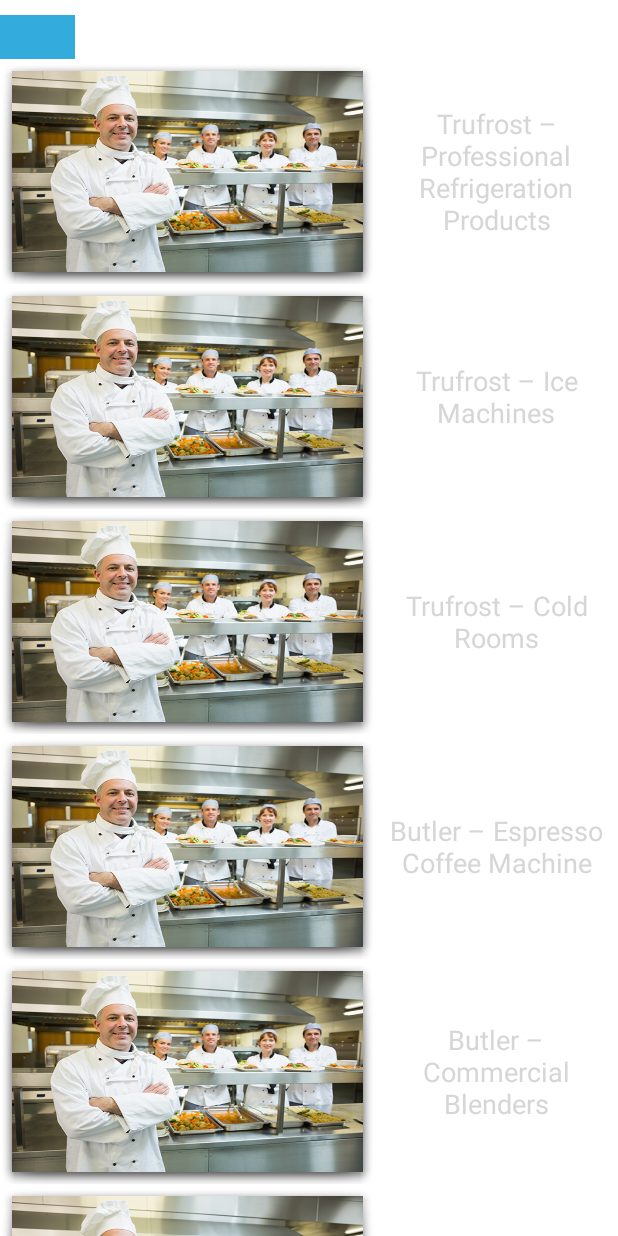
After one commit to Vjcodemaster/Trufrost, an Android app: the fragment FirstSubCategoryFragment placed in its activity, on a phone screen of 412 x 824 dp. The commit adds this screen. Run offline under Robolectric (Android 15) with nearby library versions, the phone set to English and light mode, and no system bars; our stand-ins replace Volley; network calls fail.

Commit message:
Change Log: **added FirstSubCategory adapter and fragment to create new screen as per latest requirement.

```diff
--- a/app/src/main/java/app_utility/DatabaseHandler.java
+++ b/app/src/main/java/app_utility/DatabaseHandler.java
@@ -73,6 +73,12 @@
     private static final String KEY_INDIVIDUAL_PRODUCT_IMAGES_PATH = "KEY_INDIVIDUAL_PRODUCT_IMAGES_PATH";
 
     private static final String KEY_INDIVIDUAL_PRODUCT_TAGS = "KEY_INDIVIDUAL_PRODUCT_TAGS";
+
+    private static final String KEY_FIRST_SUB_CATEGORY_NAMES = "KEY_FIRST_SUB_CATEGORY_NAMES";
+
+    private static final String KEY_FIRST_SUB_CATEGORY_IMAGES_LINK = "KEY_FIRST_SUB_CATEGORY_IMAGES_LINK";
+
+    private static final String KEY_FIRST_SUB_CATEGORY_IMAGES_PATH = "KEY_FIRST_SUB_CATEGORY_IMAGES_PATH";
 
     private static final String KEY_INDIVIDUAL_PRODUCT_VARIANT_NAMES = "KEY_INDIVIDUAL_PRODUCT_VARIANT_NAMES";
 
--- /dev/null
+++ b/app/src/main/java/app_utility/FirstSubCategoryRVAdapter.java
@@ -0,0 +1,75 @@
+package app_utility;
+
+import android.content.Context;
+import android.view.LayoutInflater;
+import android.view.View;
+import android.view.ViewGroup;
+import android.widget.ImageView;
+import android.widget.TextView;
+
+import androidx.annotation.NonNull;
+import androidx.recyclerview.widget.RecyclerView;
+
+import com.autochip.trufrost.HomeScreenActivity;
+import com.autochip.trufrost.R;
+
+import java.util.ArrayList;
+
+public class FirstSubCategoryRVAdapter extends RecyclerView.Adapter<FirstSubCategoryRVAdapter.SubCategoryItemTabHolder> {
+
+    RecyclerView recyclerView;
+    Context context;
+    ArrayList<String> alFirstSubCategoryNames;
+
+    public FirstSubCategoryRVAdapter(Context context, RecyclerView recyclerView,ArrayList<String> alFirstSubCategoryNames){
+        this.context = context;
+        this.recyclerView = recyclerView;
+        this.alFirstSubCategoryNames = alFirstSubCategoryNames;
+    }
+
+    @NonNull
+    @Override
+    public SubCategoryItemTabHolder onCreateViewHolder(@NonNull ViewGroup parent, int viewType) {
+        View view = LayoutInflater.from(parent.getContext()).inflate(R.layout.rv_first_sub_category, parent, false);
+
+        return new FirstSubCategoryRVAdapter.SubCategoryItemTabHolder(view);
+    }
+
+    @Override
+    public void onBindViewHolder(@NonNull final SubCategoryItemTabHolder holder, final int position) {
+        holder.ivCategoryImage.setImageDrawable(context.getResources().getDrawable(R.drawable.commercial_kitchen));
+        holder.tvCategoryName.setText(alFirstSubCategoryNames.get(position));
+
+        holder.ivCategoryImage.setOnClickListener(new View.OnClickListener() {
+            @Override
+            public void onClick(View v) {
+                HomeScreenActivity.onFragmentInteractionListener.onFragmentMessage("OPEN_SUB_CATEGORY_FRAGMENT_NEW", position, "", holder.tvCategoryName.getText().toString());
+            }
+        });
+
+        holder.tvCategoryName.setOnClickListener(new View.OnClickListener() {
+            @Override
+            public void onClick(View v) {
+                HomeScreenActivity.onFragmentInteractionListener.onFragmentMessage("OPEN_SUB_CATEGORY_FRAGMENT_NEW", position, "", holder.tvCategoryName.getText().toString());
+            }
+        });
+    }
+
+    @Override
+    public int getItemCount() {
+        return alFirstSubCategoryNames.size();
+    }
+
+    static class SubCategoryItemTabHolder extends RecyclerView.ViewHolder {
+        //TextView tvNumber;
+        ImageView ivCategoryImage;
+        TextView tvCategoryName;
+
+        SubCategoryItemTabHolder(View itemView) {
+            super(itemView);
+            ivCategoryImage = itemView.findViewById(R.id.iv_category_image);
+            tvCategoryName = itemView.findViewById(R.id.tv_category_name);
+            //tvNumber = itemView.findViewById(R.id.tv_number);
+        }
+    }
+}
--- a/app/src/main/java/app_utility/ImageViewRVAdapter.java
+++ b/app/src/main/java/app_utility/ImageViewRVAdapter.java
@@ -97,7 +97,8 @@
                         sMainMenuName = "Bio Medical";
                         break;
                 }
-                HomeScreenActivity.onFragmentInteractionListener.onFragmentMessage("OPEN_SUB_CATEGORY_FRAGMENT", position, "", sMainMenuName);
+                //HomeScreenActivity.onFragmentInteractionListener.onFragmentMessage("OPEN_SUB_CATEGORY_FRAGMENT", position, "", sMainMenuName);
+                HomeScreenActivity.onFragmentInteractionListener.onFragmentMessage("OPEN_FIRST_SUB_CATEGORY_FRAGMENT", position, "", sMainMenuName);
 
             }
         });
--- a/app/src/main/java/app_utility/TrufrostAsyncTask.java
+++ b/app/src/main/java/app_utility/TrufrostAsyncTask.java
@@ -12,7 +12,6 @@
 import java.util.LinkedHashMap;
 import java.util.List;
 
-import static app_utility.DataReceiverService.onServiceInterfaceListener;
 import static app_utility.StaticReferenceClass.DB_NAME;
 import static app_utility.StaticReferenceClass.NETWORK_ERROR_CODE;
 import static app_utility.StaticReferenceClass.PASSWORD;
--- /dev/null
+++ b/app/src/main/java/com/autochip/trufrost/FirstSubCategoryFragment.java
@@ -0,0 +1,130 @@
+package com.autochip.trufrost;
+
+import android.content.Context;
+import android.net.Uri;
+import android.os.Bundle;
+
+import androidx.fragment.app.Fragment;
+import androidx.recyclerview.widget.LinearLayoutManager;
+import androidx.recyclerview.widget.RecyclerView;
+
+import android.view.LayoutInflater;
+import android.view.View;
+import android.view.ViewGroup;
+import android.widget.LinearLayout;
+import android.widget.TextView;
+
+import java.util.ArrayList;
+import java.util.Arrays;
+
+import app_utility.FirstSubCategoryRVAdapter;
+import app_utility.OnFragmentInteractionListener;
+import app_utility.SubCategoryImageRVAdapter;
+
+
+/**
+ * A simple {@link Fragment} subclass.
+ * Activities that contain this fragment must implement the
+ * {@link app_utility.OnFragmentInteractionListener} interface
+ * to handle interaction events.
+ * Use the {@link FirstSubCategoryFragment#newInstance} factory method to
+ * create an instance of this fragment.
+ */
+public class FirstSubCategoryFragment extends Fragment {
+    // the fragment initialization parameters, e.g. ARG_ITEM_NUMBER
+    private static final String ARG_PARAM1 = "param1";
+    private static final String ARG_PARAM2 = "param2";
+
+    private String mParam1;
+    private String mParam2;
+
+    private OnFragmentInteractionListener mListener;
+
+    private TextView tvTitle;
+
+    private RecyclerView recyclerView;
+
+    public FirstSubCategoryFragment() {
+        // Required empty public constructor
+    }
+
+    /**
+     * Use this factory method to create a new instance of
+     * this fragment using the provided parameters.
+     *
+     * @param param1 Parameter 1.
+     * @param param2 Parameter 2.
+     * @return A new instance of fragment FirstSubCategoryFragment.
+     */
+    public static FirstSubCategoryFragment newInstance(String param1, String param2) {
+        FirstSubCategoryFragment fragment = new FirstSubCategoryFragment();
+        Bundle args = new Bundle();
+        args.putString(ARG_PARAM1, param1);
+        args.putString(ARG_PARAM2, param2);
+        fragment.setArguments(args);
+        return fragment;
+    }
+
+    @Override
+    public void onCreate(Bundle savedInstanceState) {
+        super.onCreate(savedInstanceState);
+        if (getArguments() != null) {
+            mParam1 = getArguments().getString(ARG_PARAM1);
+            mParam2 = getArguments().getString(ARG_PARAM2);
+        }
+    }
+
+    @Override
+    public View onCreateView(LayoutInflater inflater, ViewGroup container,
+                             Bundle savedInstanceState) {
+        View view = inflater.inflate(R.layout.fragment_first_sub_category, container, false);
+        initViews(view);
+        return view;
+    }
+
+
+    private void initViews(View view){
+        tvTitle = view.findViewById(R.id.tv_title);
+        recyclerView = view.findViewById(R.id.rv_first_sub_products);
+
+
+        tvTitle.setText(mParam1);
+        LinearLayoutManager mLinearLayoutManager = new LinearLayoutManager(getActivity());
+        mLinearLayoutManager.setOrientation(RecyclerView.VERTICAL);
+        recyclerView.setLayoutParams(new LinearLayout.LayoutParams(LinearLayout.LayoutParams.MATCH_PARENT, LinearLayout.LayoutParams.MATCH_PARENT));
+        recyclerView.setHasFixedSize(true);
+        recyclerView.setLayoutManager(mLinearLayoutManager);
+
+        ArrayList<String> alFirstSubCategoryNames = new ArrayList<>();
+        alFirstSubCategoryNames.add("Trufrost – Professional Refrigeration Products");
+        alFirstSubCategoryNames.add("Trufrost – Ice Machines");
+        alFirstSubCategoryNames.add("Trufrost – Cold Rooms");
+        alFirstSubCategoryNames.add("Butler – Espresso Coffee Machine");
+        alFirstSubCategoryNames.add("Butler – Commercial Blenders");
+        alFirstSubCategoryNames.add("Butler – Combi Steamers");
+        alFirstSubCategoryNames.add("Butler – Bakery Equipment");
+        alFirstSubCategoryNames.add("Butler – Catering Products");
+        alFirstSubCategoryNames.add("Butler – Induction Systems");
+
+        FirstSubCategoryRVAdapter firstSubCategoryRVAdapter = new FirstSubCategoryRVAdapter(getActivity(), recyclerView, alFirstSubCategoryNames);
+        recyclerView.setAdapter(firstSubCategoryRVAdapter);
+    }
+
+    @Override
+    public void onAttach(Context context) {
+        super.onAttach(context);
+        if (context instanceof OnFragmentInteractionListener) {
+            mListener = (OnFragmentInteractionListener) context;
+        } else {
+            throw new RuntimeException(context.toString()
+                    + " must implement OnFragmentInteractionListener");
+        }
+    }
+
+    @Override
+    public void onDetach() {
+        super.onDetach();
+        mListener = null;
+    }
+
+}
--- a/app/src/main/res/layout/dialog_image_pager_item.xml
+++ b/app/src/main/res/layout/dialog_image_pager_item.xml
@@ -7,12 +7,11 @@
     android:gravity="center"
     android:orientation="vertical">
 
-
     <ImageView
         android:id="@+id/imageView"
         android:layout_width="match_parent"
         android:layout_height="match_parent"
         android:contentDescription="@string/app_name"
-        android:scaleType="fitXY"/>
+        android:scaleType="fitCenter"/>
 
 </LinearLayout>
--- /dev/null
+++ b/app/src/main/res/layout/fragment_first_sub_category.xml
@@ -0,0 +1,31 @@
+<?xml version="1.0" encoding="utf-8"?>
+<LinearLayout xmlns:android="http://schemas.android.com/apk/res/android"
+    xmlns:tools="http://schemas.android.com/tools"
+    android:layout_width="match_parent"
+    android:layout_height="match_parent"
+    android:orientation="vertical"
+    android:background="@android:color/white"
+    tools:context=".FirstSubCategoryFragment">
+
+    <TextView
+        android:id="@+id/tv_title"
+        android:textStyle="bold"
+        android:layout_marginTop="10dp"
+        android:paddingStart="40dp"
+        android:paddingEnd="10dp"
+        android:layout_width="wrap_content"
+        android:textColor="@android:color/white"
+        android:textAppearance="@android:style/TextAppearance.Large"
+        android:layout_height="wrap_content"
+        android:background="@color/colorAccent"
+        android:text="@string/hello_blank_fragment" />
+
+    <androidx.recyclerview.widget.RecyclerView
+        android:id="@+id/rv_first_sub_products"
+        android:layout_marginTop="10dp"
+        android:layout_width="match_parent"
+        android:layout_marginStart="10dp"
+        android:layout_height="match_parent"
+        android:layout_gravity="center" />
+
+</LinearLayout>
--- /dev/null
+++ b/app/src/main/res/layout/rv_first_sub_category.xml
@@ -0,0 +1,24 @@
+<?xml version="1.0" encoding="utf-8"?>
+<LinearLayout xmlns:android="http://schemas.android.com/apk/res/android"
+    android:layout_width="wrap_content"
+    android:layout_height="wrap_content"
+    android:gravity="center"
+    android:orientation="horizontal">
+
+    <ImageView
+    android:id="@+id/iv_category_image"
+    android:layout_width="250dp"
+    android:layout_height="150dp"
+    android:background="@android:drawable/dialog_holo_dark_frame"
+    android:scaleType="fitXY"
+    android:foreground="?attr/selectableItemBackground"
+    android:gravity="center" />
+
+    <TextView
+        android:id="@+id/tv_category_name"
+        android:layout_width="match_parent"
+        android:textAppearance="@android:style/TextAppearance.Medium"
+        android:textColor="@color/lb_grey"
+        android:gravity="center"
+        android:layout_height="wrap_content"/>
+</LinearLayout>
--- a/build.gradle
+++ b/build.gradle
@@ -7,7 +7,7 @@
         jcenter()
     }
     dependencies {
-        classpath 'com.android.tools.build:gradle:3.2.1'
+        classpath 'com.android.tools.build:gradle:3.4.1'
 
 
         // NOTE: Do not place your application dependencies here; they belong
```
Also changed, not shown: app/src/main/java/app_utility/DataReceiverService.java (+51 -150 lines), app/src/main/java/app_utility/TechnicalSpecService.java (+4 -7 lines), app/src/main/java/com/autochip/trufrost/HomeScreenActivity.java (+39 -8 lines), app/src/main/res/values/strings.xml (line endings or trailing spaces), gradle/wrapper/gradle-wrapper.properties.
